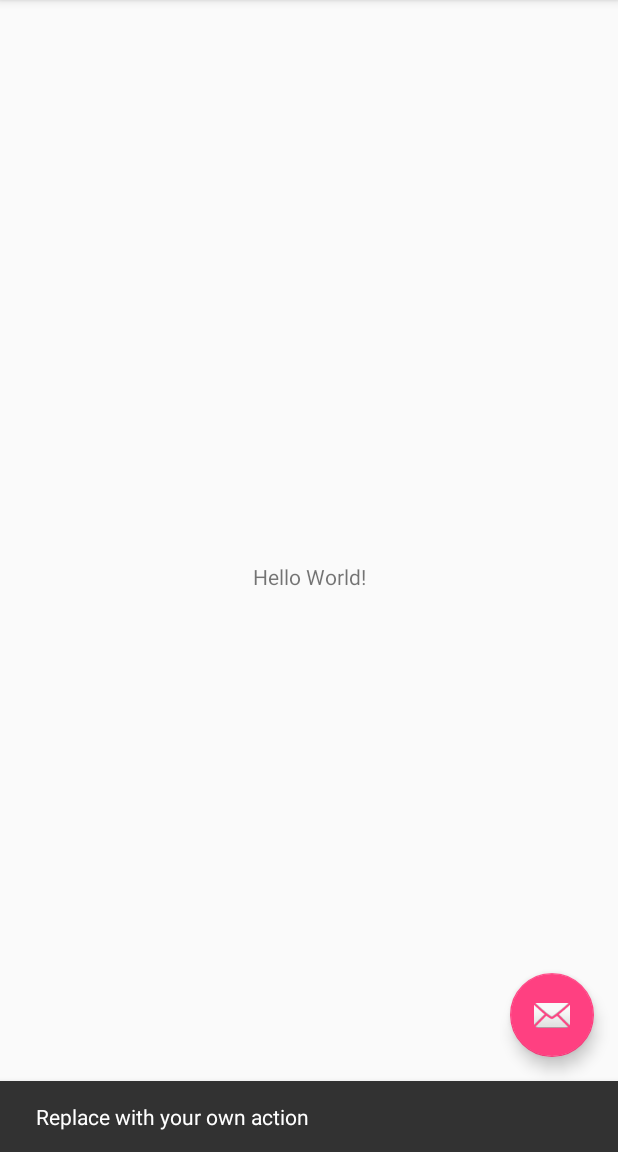
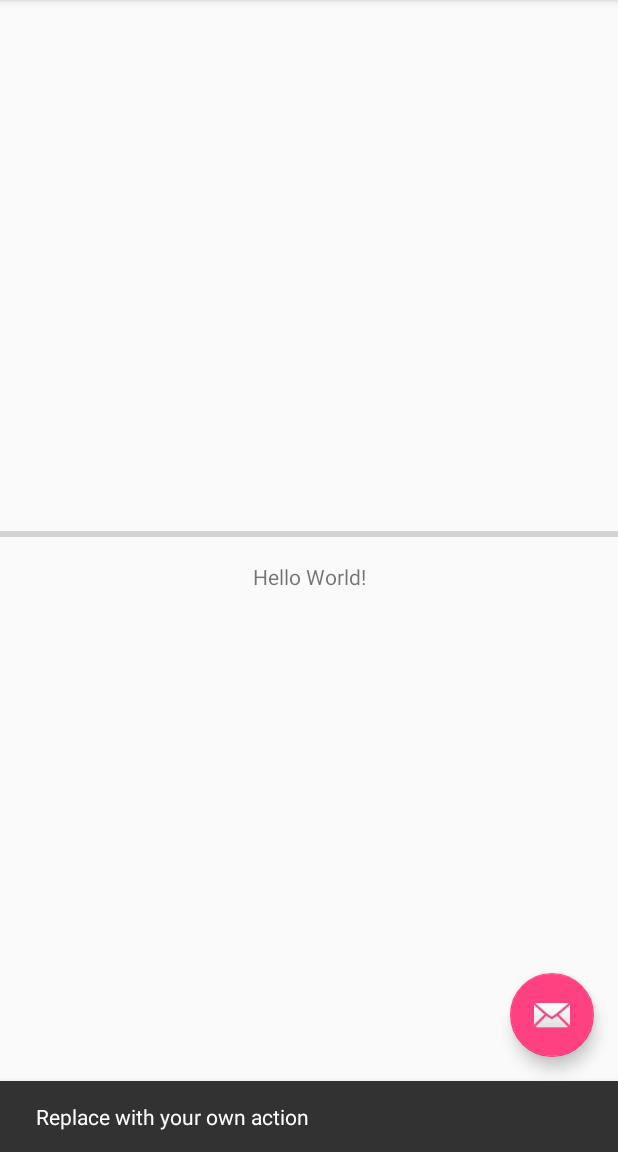
Before and after one commit to franchetti/rssparser-android, an Android app: the screen it shows after launch (MainActivity), after a tap on an icon or button, on a phone screen of 412 x 824 dp, the part 84-1236 px from its top. Run offline under Robolectric (Android 15) with nearby library versions, the phone set to English and light mode, and no system bars; network calls fail; 3 statements that could not run were skipped.

Commit message:
Started working on ProgressBar.

```diff
--- a/app/src/main/res/layout/activity_main.xml
+++ b/app/src/main/res/layout/activity_main.xml
@@ -22,4 +22,10 @@
         app:headerLayout="@layout/nav_header_main"
         app:menu="@menu/activity_main_drawer" />
 
+    <ProgressBar
+        android:id="@+id/loading"
+        style="?android:attr/progressBarStyleHorizontal"
+        android:layout_width="wrap_content"
+        android:layout_height="wrap_content" />
+
 </android.support.v4.widget.DrawerLayout>
```
Also changed, not shown: app/src/main/java/it/LaVocedelBrunoFranchetti/rssreader/ParseFeed.kt (+11 -10 lines).
